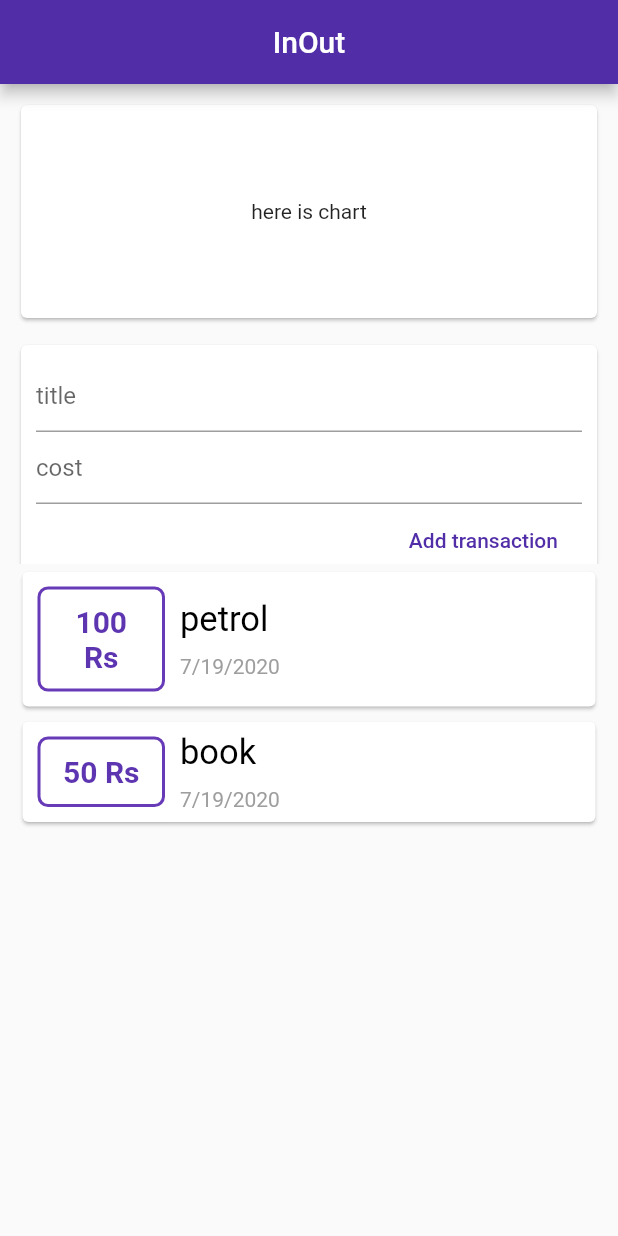
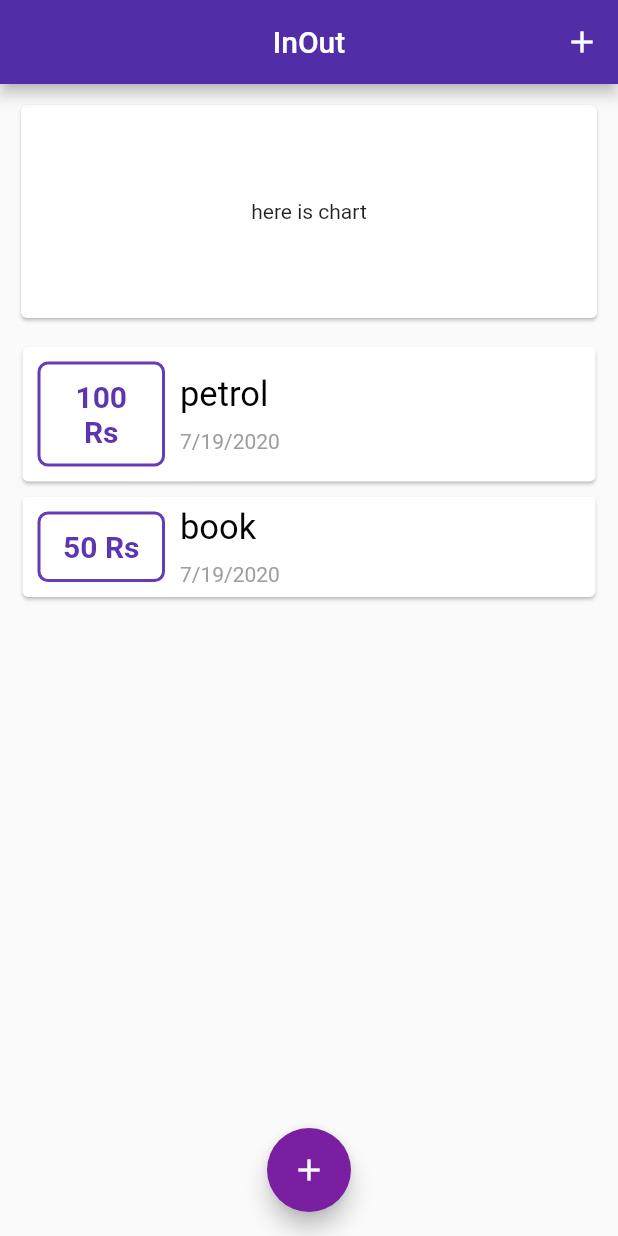
Before and after one commit to ziyadonji/Inout-expense-app, a Flutter app: the screen it shows after launch, on a phone screen of 412 x 824 dp. Run offline on Flutter 3.47's test engine with Material 2 defaults, Android fonts, the phone set to English and light mode, and no system bars.

Commit message:
modal date sheet

```diff
--- a/lib/main.dart
+++ b/lib/main.dart
@@ -1,6 +1,7 @@
-
+import 'package:Inout/widgets/transaction_list.dart';
 import 'package:flutter/material.dart';
-import './widgets/user_transaction.dart';
+import './models/transaction.dart';
+import './widgets/new_transaction.dart';
 
 void main() {
   runApp(MyApp());
@@ -11,6 +12,9 @@ class MyApp extends StatelessWidget {
   Widget build(BuildContext context) {
     return MaterialApp(
       title: "INOUT",
+      theme: ThemeData(primarySwatch: Colors.deepPurple,
+      ),
+      debugShowCheckedModeBanner: false,
       home: Home(),
     );
   }
@@ -22,16 +26,63 @@ class Home extends StatefulWidget {
 }
 
 class _HomeState extends State<Home> {
+  void _startAddNewTransaction(BuildContext ctx) {
+    showModalBottomSheet(
+        context: ctx,
+        builder: (_) {
+          return NewTransaction(_addTransaction);
+        });
+  }
+
+  void _addTransaction(costt, tittle) {
+    setState(
+      () {
+        _transaction.insert(
+          0,
+          Transaction(
+            cost: costt,
+            date: DateTime.now(),
+            id: DateTime.now().toString(),
+            title: tittle,
+          ),
+        );
+      },
+    );
+  }
+
+  final List<Transaction> _transaction = [
+    Transaction(
+      cost: 100,
+      date: DateTime.now(),
+      id: "1",
+      title: "petrol",
+    ),
+    Transaction(
+      cost: 50,
+      date: DateTime.now(),
+      id: "2",
+      title: "book",
+    ),
+  ];
+
   @override
   Widget build(BuildContext context) {
     return Scaffold(
       appBar: AppBar(
+        actions: <Widget>[
+          IconButton(
+              icon: Icon(Icons.add),
+              onPressed: () {
+                _startAddNewTransaction(context);
+              })
+        ],
         title: Text('InOut'),
         centerTitle: true,
         backgroundColor: Colors.deepPurple[700],
       ),
       body: ListView(
-              children:[ Column(children: [
+        children: [
+          Column(children: [
             Container(
               child: Card(
                 child: Center(child: Text("here is chart")),
@@ -40,8 +91,17 @@ class _HomeState extends State<Home> {
               height: 150,
               margin: EdgeInsets.all(10),
             ),
-          UserTransaction(),
-        ]),],
+            TransactionList(_transaction),
+          ]),
+        ],
+      ),
+      floatingActionButtonLocation: FloatingActionButtonLocation.centerFloat,
+      floatingActionButton: FloatingActionButton(
+        onPressed: () {
+          _startAddNewTransaction(context);
+        },
+        child: Icon(Icons.add),
+        backgroundColor: Colors.purple[700],
       ),
     );
   }
--- a/lib/widgets/user_transaction.dart
+++ /dev/null
@@ -1,53 +0,0 @@
-import 'package:flutter/material.dart';
-import '../models/transaction.dart';
-import './new_transaction.dart';
-import './transaction_list.dart';
-
-class UserTransaction extends StatefulWidget {
-  @override
-  _UserTransactionState createState() => _UserTransactionState();
-}
-
-class _UserTransactionState extends State<UserTransaction> {
-  var id='srt';
-  void addTransaction( costt,tittle){
-
-
-    setState(() {
-      _transaction.insert(0, Transaction(cost: costt, date:DateTime.now(), id:DateTime.now().toString() , title: tittle));
-
-    });
-
-  }
-
-
-  final List<Transaction> _transaction = [
-    Transaction(
-      cost: 100,
-      date: DateTime.now(),
-      id: "1",
-      title: "petrol",
-    ),
-    Transaction(
-      cost: 50,
-      date: DateTime.now(),
-      id: "2",
-      title: "book",
-    ),
-  ];
-
-
-
-  @override
-  Widget build(BuildContext context) {
-
-
-    return Column(
-      children: <Widget>[
-        Container(
-          height :150,child: SingleChildScrollView(child: NewTransaction(addTransaction))),
-        TransactionList(_transaction),
-      ],
-    );
-  }
-}
```
Also changed, not shown: lib/widgets/new_transaction.dart (+10 -2 lines). Lines whose indentation alone changed are shown as unchanged.
